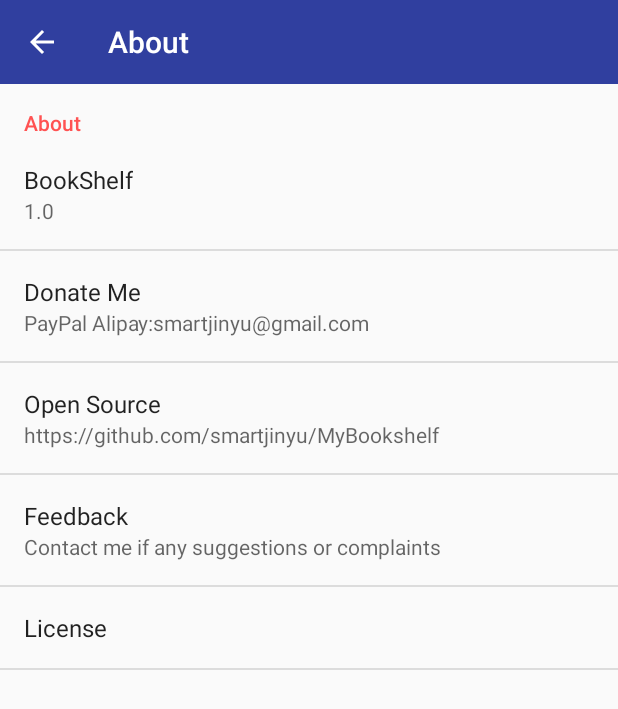
After one commit to smartjinyu/MyBookshelf, an Android app: the AboutActivity screen opened directly, with no data from a screen before it, on a phone screen of 412 x 824 dp. The commit adds this screen. Shown: the top 709 px of the screen. Run offline under Robolectric (Android 15) with nearby library versions, the light colour scheme and no system bars.

Commit message:
add about page

```diff
--- a/app/build.gradle
+++ b/app/build.gradle
@@ -11,13 +11,16 @@
         versionName "1.0"
         testInstrumentationRunner "android.support.test.runner.AndroidJUnitRunner"
     }
+
     buildTypes {
         release {
             minifyEnabled false
             proguardFiles getDefaultProguardFile('proguard-android.txt'), 'proguard-rules.pro'
         }
     }
+
 }
+
 
 dependencies {
     compile fileTree(include: ['*.jar'], dir: 'libs')
@@ -42,4 +45,5 @@
 
 
 
+
 }
--- a/app/src/main/AndroidManifest.xml
+++ b/app/src/main/AndroidManifest.xml
@@ -25,6 +25,7 @@
             android:excludeFromRecents="true"
             android:taskAffinity=""
             android:theme="@style/Theme.Sliding.Light"/>
+        <activity android:name=".AboutActivity"/>
 
     </application>
 
--- /dev/null
+++ b/app/src/main/java/com/smartjinyu/mybookshelf/AboutActivity.java
@@ -0,0 +1,42 @@
+package com.smartjinyu.mybookshelf;
+
+import android.os.Bundle;
+import android.support.v7.app.AppCompatActivity;
+import android.support.v7.widget.Toolbar;
+import android.view.MenuItem;
+
+/**
+ * about page
+ * Created by smartjinyu on 2017/2/7.
+ */
+
+public class AboutActivity extends AppCompatActivity {
+    @Override
+    public void onCreate(Bundle savedInstanceState){
+        super.onCreate(savedInstanceState);
+        setContentView(R.layout.activity_about);
+        Toolbar mToolbar = (Toolbar) findViewById(R.id.about_toolbar);
+        setSupportActionBar(mToolbar);
+        if(getSupportActionBar()!=null){
+            getSupportActionBar().setTitle(R.string.about_preference_category_title);
+            getSupportActionBar().setDisplayHomeAsUpEnabled(true);
+        }
+        if(savedInstanceState==null){
+            AboutFragment aboutFragment = new AboutFragment();
+            getFragmentManager().beginTransaction().add(R.id.activity_about_container,aboutFragment).commit();
+        }
+    }
+
+    @Override
+    public boolean onOptionsItemSelected(MenuItem item){
+        switch (item.getItemId()){
+            case R.id.home:
+                finish();
+                break;
+            default:
+                break;
+        }
+        return super.onOptionsItemSelected(item);
+    }
+
+}
--- /dev/null
+++ b/app/src/main/java/com/smartjinyu/mybookshelf/AboutFragment.java
@@ -0,0 +1,114 @@
+package com.smartjinyu.mybookshelf;
+
+import android.content.ClipData;
+import android.content.ClipboardManager;
+import android.content.Context;
+import android.content.DialogInterface;
+import android.content.Intent;
+import android.net.Uri;
+import android.os.Build;
+import android.os.Bundle;
+import android.preference.Preference;
+import android.preference.PreferenceFragment;
+import android.support.v7.app.AlertDialog;
+import android.util.Log;
+import android.webkit.WebView;
+import android.webkit.WebViewClient;
+import android.widget.Toast;
+
+/**
+ * about fragment
+ * Created by smartjinyu on 2017/2/5.
+ */
+
+public class AboutFragment extends PreferenceFragment {
+    private static final String TAG = "AboutFragment";
+
+    private Preference namePreference;
+    private Preference donatePreference;
+    private Preference feedbackPreference;
+    private Preference licensePreference;
+
+    @Override
+    public void onCreate(Bundle savedInstanceState){
+        super.onCreate(savedInstanceState);
+        addPreferencesFromResource(R.xml.about_preference);
+
+        namePreference = findPreference("about_pref_name");
+        namePreference.setSummary(BuildConfig.VERSION_NAME);
+
+        donatePreference = findPreference("about_pref_donate");
+        donatePreference.setOnPreferenceClickListener(new Preference.OnPreferenceClickListener() {
+            @Override
+            public boolean onPreferenceClick(Preference preference) {
+                ClipboardManager clipboardManager =
+                        (ClipboardManager) getActivity().getSystemService(Context.CLIPBOARD_SERVICE);
+                Toast.makeText(
+                        getActivity(),
+                        getResources().getString(R.string.about_preference_donate_toast),
+                        Toast.LENGTH_SHORT)
+                        .show();
+                ClipData clipData = ClipData.newPlainText(
+                        getString(R.string.app_name),
+                        "smartjinyu@gmail.com");
+                clipboardManager.setPrimaryClip(clipData);
+                return true;
+            }
+        });
+
+        feedbackPreference = findPreference("about_pref_feedback");
+        feedbackPreference.setOnPreferenceClickListener(new Preference.OnPreferenceClickListener() {
+            @Override
+            public boolean onPreferenceClick(Preference preference) {
+                Intent mail = new Intent(Intent.ACTION_SENDTO);
+                mail.setData(Uri.parse("mailto:smartjinyu@gmail.com"));
+                mail.putExtra(Intent.EXTRA_SUBJECT,"MyBookshelf Feedback");
+                String content=getEmailContent();
+                mail.putExtra(Intent.EXTRA_TEXT,content);
+                startActivity(mail);
+                return true;
+            }
+        });
+
+        licensePreference = findPreference("about_pref_license");
+        licensePreference.setOnPreferenceClickListener(new Preference.OnPreferenceClickListener() {
+            @Override
+            public boolean onPreferenceClick(Preference preference) {
+                AlertDialog.Builder alert = new AlertDialog.Builder(getActivity());
+                alert.setTitle(getString(R.string.about_preference_license_dialog));
+
+                WebView wv = new WebView(getActivity());
+                wv.loadUrl("file:///android_asset/license.html");
+                wv.setWebViewClient(new WebViewClient() {
+                    @Override
+                    public boolean shouldOverrideUrlLoading(WebView view, String url) {
+                        view.loadUrl(url);
+
+                        return true;
+                    }
+                });
+
+                alert.setView(wv);
+                alert.setNegativeButton("Close", new DialogInterface.OnClickListener() {
+                    @Override
+                    public void onClick(DialogInterface dialog, int id) {
+                        dialog.dismiss();
+                    }
+                });
+                alert.show();
+
+                return true;
+            }
+        });
+    }
+
+    private String getEmailContent(){
+        String content="\n\n"+"------------------------"+"\n";
+        content+= "Package Name: "+getActivity().getPackageName()+"\n";
+        content+= "App Version: "+BuildConfig.VERSION_NAME+"\n";
+        content+= "Device Model: "+ Build.MODEL+"\n"+"Device Brand: "+Build.BRAND+"\n"+"SDK Version: "+ Build.VERSION.SDK_INT+"\n"+"------------------------";
+        return content;
+
+    }
+
+}
--- /dev/null
+++ b/app/src/main/res/layout/activity_about.xml
@@ -0,0 +1,12 @@
+<?xml version="1.0" encoding="utf-8"?>
+<LinearLayout xmlns:android="http://schemas.android.com/apk/res/android"
+    android:orientation="vertical" android:layout_width="match_parent"
+    android:layout_height="match_parent">
+    <include
+        layout="@layout/toolbar_about"/>
+    <FrameLayout
+        android:id="@+id/activity_about_container"
+        android:layout_width="match_parent"
+        android:layout_height="match_parent"/>
+
+</LinearLayout>
--- /dev/null
+++ b/app/src/main/res/layout/toolbar_about.xml
@@ -0,0 +1,11 @@
+<?xml version="1.0" encoding="utf-8"?>
+<android.support.v7.widget.Toolbar
+    xmlns:android="http://schemas.android.com/apk/res/android"
+    android:id="@+id/about_toolbar"
+    android:layout_height="wrap_content"
+    android:layout_width="match_parent"
+    android:fitsSystemWindows="true"
+    android:minHeight="?attr/actionBarSize"
+    android:theme="@style/ThemeOverlay.AppCompat.Dark.ActionBar"
+    android:background="?attr/colorPrimaryDark">
+</android.support.v7.widget.Toolbar>
--- a/app/src/main/res/values/strings.xml
+++ b/app/src/main/res/values/strings.xml
@@ -162,6 +162,17 @@
     <string name="book_detail_book_delete_toast">Book Deleted!</string>
     <string name="book_detail_labels_image_view">Labels</string>
 
+    <!--About-->
+    <string name="about_preference_category_title">About</string>
+    <string name="about_preference_donate_title">Donate Me</string>
+    <string name="about_preference_donate_summary">PayPal Alipay:smartjinyu@gmail.com</string>
+    <string name="about_preference_donate_toast">My account has been copied to clipboard! Thanks for your donating!</string>
+    <string name="about_preference_github_repository">Open Source</string>
+    <string name="about_preference_feedback_title">Feedback</string>
+    <string name="about_preference_feedback_summary">Contact me if any suggestions or complaints</string>
+    <string name="about_preference_license">License</string>
+    <string name="about_preference_license_dialog">Open Source License</string>
+
 
 
 
--- /dev/null
+++ b/app/src/main/res/xml/about_preference.xml
@@ -0,0 +1,35 @@
+<?xml version="1.0" encoding="utf-8"?>
+<PreferenceScreen xmlns:android="http://schemas.android.com/apk/res/android">
+    <PreferenceCategory
+        android:title="@string/about_preference_category_title">
+        <Preference
+            android:title="@string/app_name"
+            android:key="about_pref_name">
+            <intent
+                android:action="android.intent.action.VIEW"
+                android:data="market://details?id=com.smartjinyu.mybookshelf"/>
+        </Preference>
+        <Preference
+            android:title="@string/about_preference_donate_title"
+            android:summary="@string/about_preference_donate_summary"
+            android:key="about_pref_donate"/>
+        <Preference
+            android:title="@string/about_preference_github_repository"
+            android:summary="https://github.com/smartjinyu/MyBookshelf">
+            <intent
+                android:action="android.intent.action.VIEW"
+                android:data="https://github.com/smartjinyu/MyBookshelf"/>
+        </Preference>
+        <Preference
+            android:title="@string/about_preference_feedback_title"
+            android:summary="@string/about_preference_feedback_summary"
+            android:key="about_pref_feedback"/>
+        <Preference
+            android:title="@string/about_preference_license"
+            android:key="about_pref_license"/>
+
+
+
+    </PreferenceCategory>
+
+</PreferenceScreen>
```
Also changed, not shown: app/src/main/java/com/smartjinyu/mybookshelf/MainActivity.java (+9 -2 lines), app/src/main/java/com/smartjinyu/mybookshelf/SingleAddActivity.java (+1 -6 lines), app/src/main/res/layout/dialog_webview.xml (added, +14 -0 lines), 1 other file.
